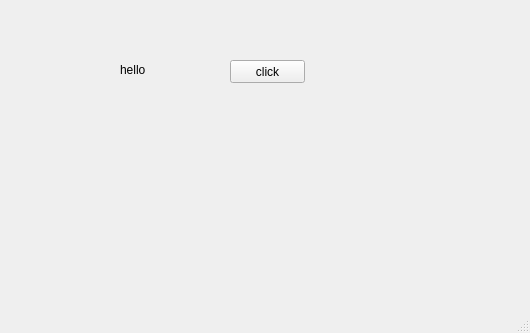
Above: day14/menuFrame.ui from shinhash/MyFirstPythonProject before the change. Below: the same form after it.
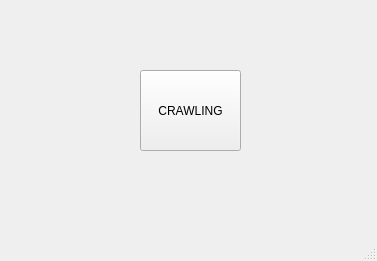
That is the form after the change.

Commit message: python daum crawling study writer : shinhash

Diff of the .ui file:
```diff
--- a/day14/menuFrame.ui
+++ b/day14/menuFrame.ui
@@ -6,38 +6,25 @@
    <rect>
     <x>0</x>
     <y>0</y>
-    <width>530</width>
-    <height>333</height>
+    <width>377</width>
+    <height>261</height>
    </rect>
   </property>
   <property name="windowTitle">
    <string>MainWindow</string>
   </property>
   <widget class="QWidget" name="centralwidget">
-   <widget class="QLabel" name="label">
-    <property name="geometry">
-     <rect>
-      <x>120</x>
-      <y>60</y>
-      <width>80</width>
-      <height>20</height>
-     </rect>
-    </property>
-    <property name="text">
-     <string>hello</string>
-    </property>
-   </widget>
    <widget class="QPushButton" name="pushButton">
     <property name="geometry">
      <rect>
-      <x>230</x>
-      <y>60</y>
-      <width>75</width>
-      <height>23</height>
+      <x>140</x>
+      <y>70</y>
+      <width>101</width>
+      <height>81</height>
      </rect>
     </property>
     <property name="text">
-     <string>click</string>
+     <string>CRAWLING</string>
     </property>
    </widget>
   </widget>
```
Left out of the diff: 2 changed lines with no effect on the pictures. The commit also changes 6 other files.
